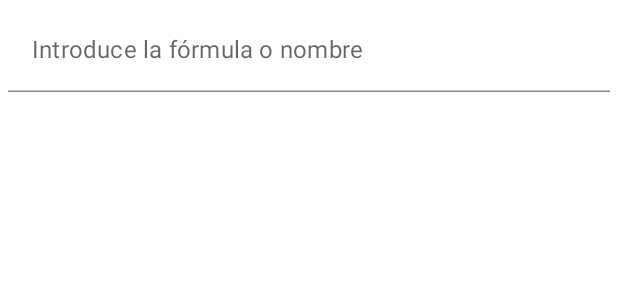
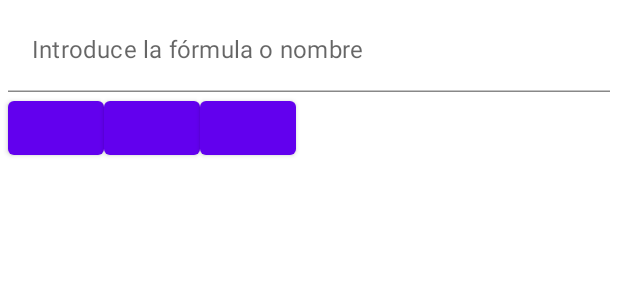
Before and after one commit to sito8943/ChemCalcApp, an Android app built with Jetpack Compose: the @Preview function ShowMolarWeight, on a phone screen of 412 x 824 dp. Shown: the top 300 px of the screen. Run offline under Robolectric (Android 15) with nearby library versions, the phone set to English and light mode, and no system bars.

Commit message:
working on MolarWeight.kt second row

```diff
--- a/app/src/main/java/com/sito/chemcalc/ui/views/MolarWeight.kt
+++ b/app/src/main/java/com/sito/chemcalc/ui/views/MolarWeight.kt
@@ -1,10 +1,12 @@
 import androidx.compose.foundation.layout.*
+import androidx.compose.material.Button
 import androidx.compose.material.Text
 import androidx.compose.material.TextField
 import androidx.compose.material.TextFieldDefaults
 import androidx.compose.runtime.Composable
 import androidx.compose.runtime.mutableStateOf
 import androidx.compose.runtime.remember
+import androidx.compose.ui.Alignment
 import androidx.compose.ui.Modifier
 import androidx.compose.ui.graphics.Color
 import androidx.compose.ui.res.stringResource
@@ -17,6 +19,7 @@ import androidx.compose.ui.unit.dp
 @Composable
 fun MolarWeight() {
 
+    val error = ""
     val formula = remember {
         mutableStateOf(TextFieldValue())
     }
@@ -36,7 +39,20 @@ fun MolarWeight() {
                 .fillMaxWidth(),
             value = formula.value,
             onValueChange = { formula.value = it })
+        Row(verticalAlignment = Alignment.CenterVertically,
+            modifier = Modifier
+            .fillMaxWidth()) {
+            Text(text = error)
+            Button(onClick = { /*TODO*/ }) {
 
+            }
+            Button(onClick = { /*TODO*/ }) {
+
+            }
+            Button(onClick = { /*TODO*/ }) {
+
+            }
+        }
     }
 }
 
```
